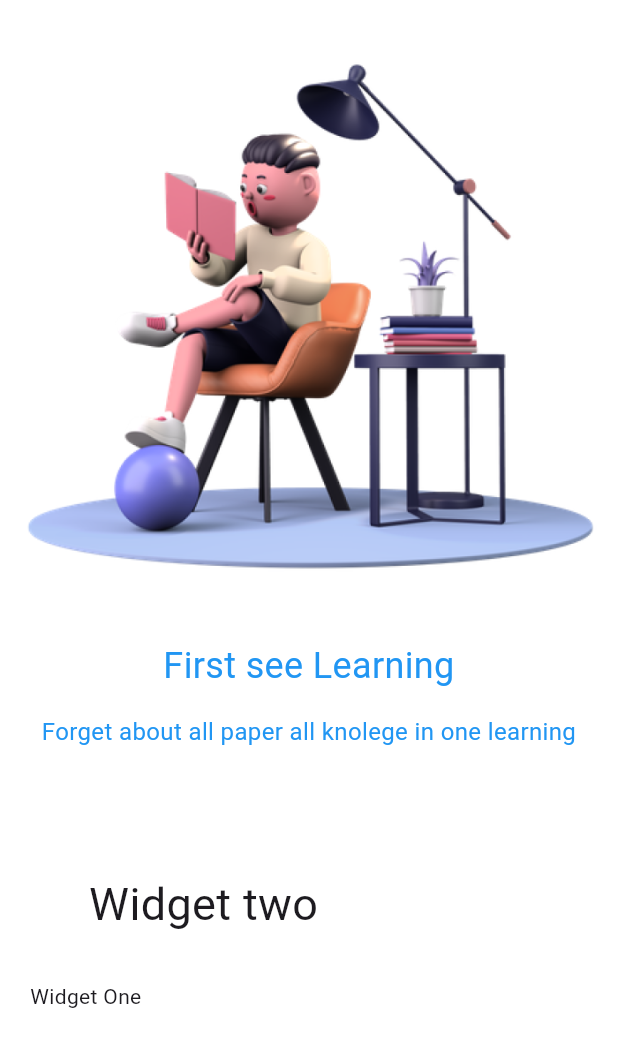
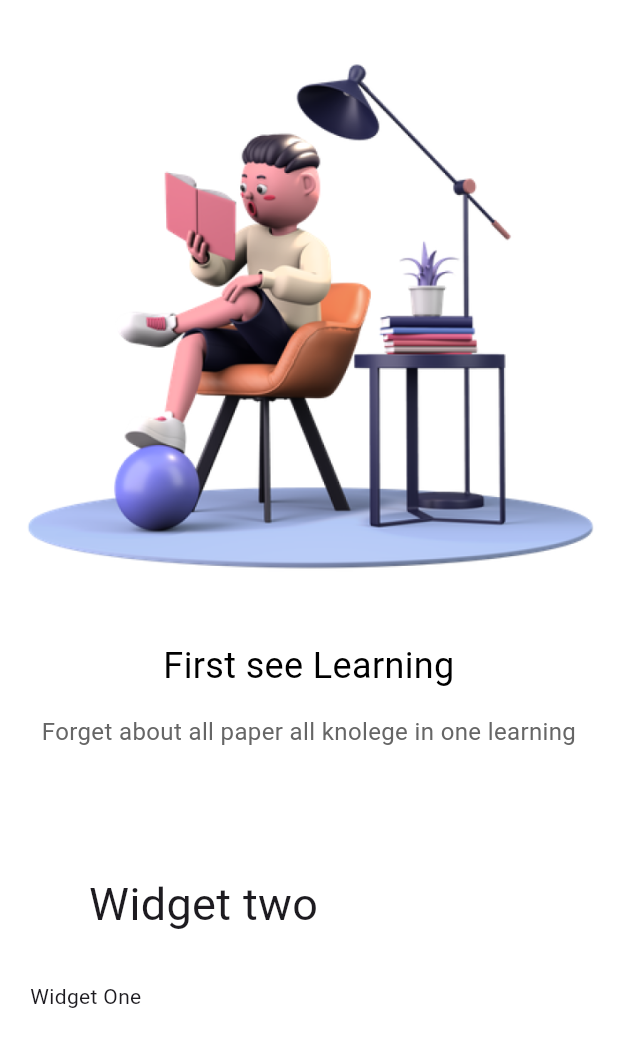
Before and after one commit to AbilioN/onlineCourse, a Flutter app: the screen it shows after launch, on a phone screen of 412 x 824 dp. Shown: the top 1047 px of the screen. Run offline on Flutter 3.47's test engine with Material 3 defaults, Android fonts, the phone set to English and light mode, and no system bars; our stand-ins replace flutter_riverpod.

Commit message:
add utils

```diff
--- /dev/null
+++ b/lib/common/utils/colors.dart
@@ -0,0 +1,34 @@
+import 'dart:ui';
+
+class AppColors {
+  /// white background
+  static const Color primaryBackground = Color.fromARGB(255, 255, 255, 255);
+
+  /// grey background
+  static const Color primarySecondaryBackground =
+      Color.fromARGB(255, 247, 247, 249);
+
+  /// main widget color blue
+  static const Color primaryElement = Color.fromARGB(255, 61, 61, 216);
+
+  /// main text color black
+  static const Color primaryText = Color.fromARGB(255, 0, 0, 0);
+  // video background color
+  static const Color primaryBg = Color.fromARGB(210, 32, 47, 62);
+
+  /// main widget text color white
+  static const Color primaryElementText = Color.fromARGB(255, 255, 255, 255);
+  // main widget text color grey
+  static const Color primarySecondaryElementText =
+      Color.fromARGB(255, 102, 102, 102);
+  // main widget third color grey
+  static const Color primaryThreeElementText =
+      Color.fromARGB(255, 170, 170, 170);
+
+  static const Color primaryFourElementText =
+      Color.fromARGB(255, 204, 204, 204);
+  //state color
+  static const Color primaryElementStatus = Color.fromARGB(255, 88, 174, 127);
+
+  static const Color primaryElementBg = Color.fromARGB(255, 238, 121, 99);
+}
--- a/lib/common/widgets/text_widgets.dart
+++ b/lib/common/widgets/text_widgets.dart
@@ -1,16 +1,22 @@
+import 'package:another/common/utils/colors.dart';
 import 'package:flutter/material.dart';
 
 class Text24 extends StatelessWidget {
   final String text;
-  const Text24({super.key, required this.text});
+  final Color color;
+  const Text24({
+    super.key,
+    required this.text,
+    this.color = AppColors.primaryText,
+  });
 
   @override
   Widget build(BuildContext context) {
     return Text(
       text,
       textAlign: TextAlign.center,
-      style: const TextStyle(
-        color: Colors.blue,
+      style: TextStyle(
+        color: color,
         fontSize: 24,
         fontWeight: FontWeight.normal,
       ),
@@ -20,15 +26,20 @@
 
 class Text16 extends StatelessWidget {
   final String text;
-  const Text16({super.key, required this.text});
+  final Color color;
+  const Text16({
+    super.key,
+    required this.text,
+    this.color = AppColors.primarySecondaryElementText,
+  });
 
   @override
   Widget build(BuildContext context) {
     return Text(
       text,
       textAlign: TextAlign.center,
-      style: const TextStyle(
-        color: Colors.blue,
+      style: TextStyle(
+        color: color,
         fontSize: 16,
         fontWeight: FontWeight.normal,
       ),
```
